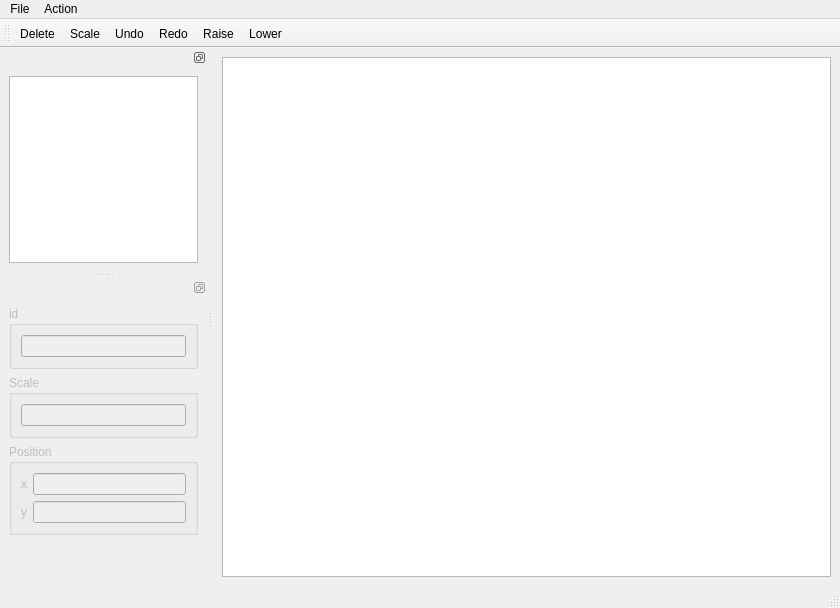
Before: the Qt Designer form epicworld.ui in hami9x/Epic-World-box2d-editor, drawn with Qt 5.
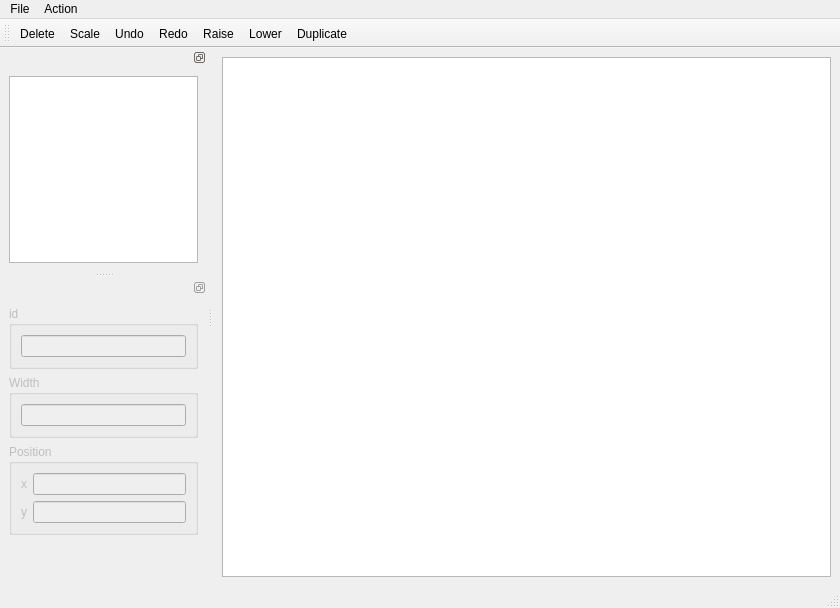
After: the same form once the commit is applied.

Commit message: Fix a bunch of bugs and improve a bunch of things - Now use width for saving and changing size instead of scale, fix the bug regarding wrong scaling when loading file - Body images now update size and redraw when rescaled to look smooth - Add Duplicate functionality Marks version 1.5

The edit to the form file:
```diff
--- a/epicworld.ui
+++ b/epicworld.ui
@@ -106,6 +106,7 @@
    <addaction name="actionRedo"/>
    <addaction name="actionRaise"/>
    <addaction name="actionLower"/>
+   <addaction name="actionDuplicate"/>
   </widget>
   <widget class="QDockWidget" name="propertiesDock">
    <property name="enabled">
@@ -162,7 +163,7 @@
         </sizepolicy>
        </property>
        <property name="title">
-        <string>Scale</string>
+        <string>Width</string>
        </property>
        <layout class="QHBoxLayout" name="horizontalLayout_5">
         <item>
@@ -319,6 +320,14 @@
     <string>Ctrl+,</string>
    </property>
   </action>
+  <action name="actionDuplicate">
+   <property name="text">
+    <string>Duplicate</string>
+   </property>
+   <property name="shortcut">
+    <string>Ctrl+D</string>
+   </property>
+  </action>
  </widget>
  <resources/>
  <connections/>
```
Left out of the diff: 7 changed lines with no effect on the pictures. The commit also changes 4 other files.
